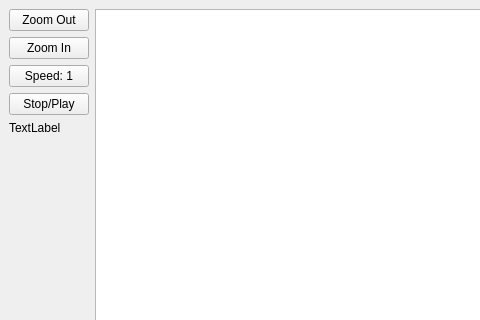
Above: src/mainwindow.ui from tomiju/ICP-BusTracker before the change; both pictures show x 0 to 480 and y 0 to 320 of the 800 by 600 pixel window. Below: the same form after it.
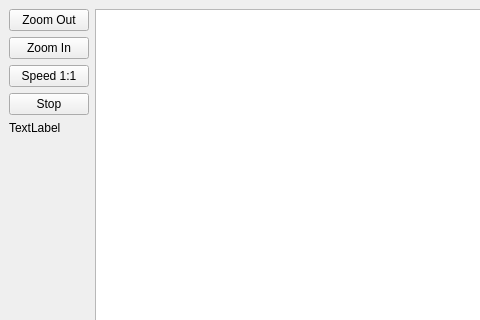
That is the form after the change.

```diff
--- a/src/mainwindow.ui
+++ b/src/mainwindow.ui
@@ -46,14 +46,14 @@
       <item>
        <widget class="QPushButton" name="changeTimeButton">
         <property name="text">
-         <string>Speed: 1</string>
+         <string>Speed 1:1</string>
         </property>
        </widget>
       </item>
       <item>
        <widget class="QPushButton" name="stopPlayButton">
         <property name="text">
-         <string>Stop/Play</string>
+         <string>Stop</string>
         </property>
        </widget>
       </item>
```
